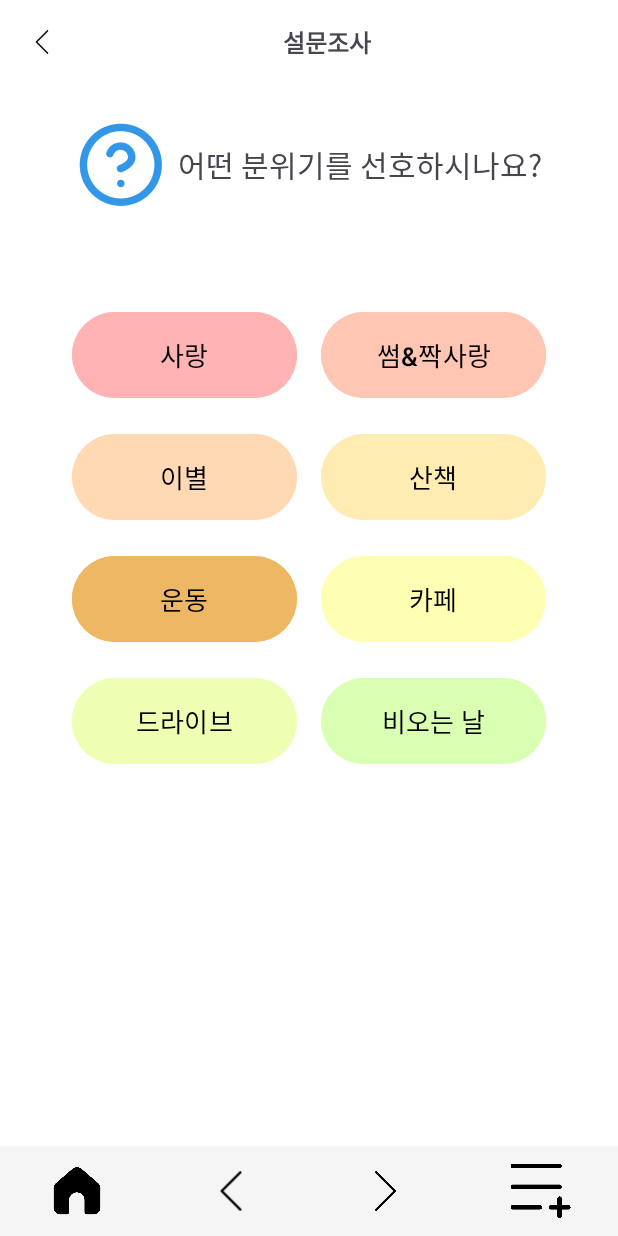
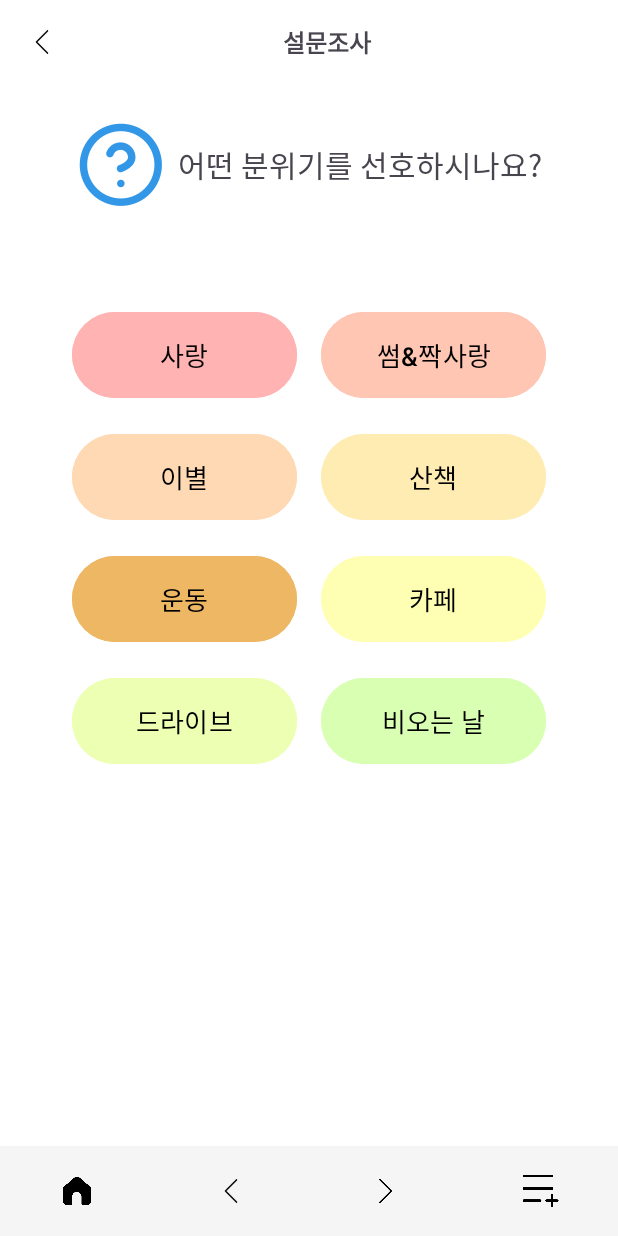
Before and after one commit to jhjhj03/Aeayongheajo-new, an Android app: the layout mood_survey.xml on its own in the app's theme, with its tools: preview values and no code run, on a phone screen of 412 x 824 dp. Run offline under Robolectric (Android 15) with nearby library versions, the phone set to English and light mode, and no system bars.

Commit message:
1.초기화면,설문조사 화면 수정 2. 헤드셋 아이콘 추가

```diff
--- a/app/src/main/res/layout/mood_survey.xml
+++ b/app/src/main/res/layout/mood_survey.xml
@@ -1,6 +1,7 @@
 <LinearLayout
     xmlns:android="http://schemas.android.com/apk/res/android"
     xmlns:app="http://schemas.android.com/apk/res-auto"
+    android:id="@+id/mood"
     android:orientation="vertical"
     android:layout_width="match_parent"
     android:layout_height="match_parent"
@@ -78,10 +79,13 @@
                 android:layout_columnWeight="1"
                 android:layout_margin="8dp"
                 android:backgroundTint="#FFB3B3"
-                android:onClick="onGenreClick"
+                android:onClick="onMoodClick"
                 android:text="사랑"
                 android:textSize="17sp"
-                android:textColor="#000000"/>
+                android:textColor="#000000"
+                android:foreground="?attr/selectableItemBackground"
+                android:clickable="true"
+                />
 
             <Button
                 android:layout_width="0dp"
@@ -89,10 +93,13 @@
                 android:layout_columnWeight="1"
                 android:layout_margin="8dp"
                 android:backgroundTint="#FFC6B3"
-                android:onClick="onGenreClick"
+                android:onClick="onMoodClick"
                 android:text="썸&amp;짝사랑"
                 android:textSize="17sp"
-                android:textColor="#000000"/>
+                android:textColor="#000000"
+                android:foreground="?attr/selectableItemBackground"
+                android:clickable="true"
+                />
 
             <Button
                 android:layout_width="0dp"
@@ -100,10 +107,13 @@
                 android:layout_columnWeight="1"
                 android:layout_margin="8dp"
                 android:backgroundTint="#FFD9B3"
-                android:onClick="onGenreClick"
+                android:onClick="onMoodClick"
                 android:text="이별"
                 android:textSize="17sp"
-                android:textColor="#000000"/>
+                android:textColor="#000000"
+                android:foreground="?attr/selectableItemBackground"
+                android:clickable="true"
+                />
 
             <Button
                 android:layout_width="0dp"
@@ -111,10 +121,13 @@
                 android:layout_columnWeight="1"
                 android:layout_margin="8dp"
                 android:backgroundTint="#FFECB3"
-                android:onClick="onGenreClick"
+                android:onClick="onMoodClick"
                 android:text="산책"
                 android:textSize="17sp"
-                android:textColor="#000000"/>
+                android:textColor="#000000"
+                android:foreground="?attr/selectableItemBackground"
+                android:clickable="true"
+                />
 
             <Button
                 android:layout_width="0dp"
@@ -122,10 +135,13 @@
                 android:layout_columnWeight="1"
                 android:layout_margin="8dp"
                 android:backgroundTint="#EEB764"
-                android:onClick="onGenreClick"
+                android:onClick="onMoodClick"
                 android:text="운동"
                 android:textSize="17sp"
-                android:textColor="#000000"/>
+                android:textColor="#000000"
+                android:foreground="?attr/selectableItemBackground"
+                android:clickable="true"
+                />
 
             <Button
                 android:layout_width="0dp"
@@ -133,10 +149,13 @@
                 android:layout_columnWeight="1"
                 android:layout_margin="8dp"
                 android:backgroundTint="#FFFFB3"
-                android:onClick="onGenreClick"
+                android:onClick="onMoodClick"
                 android:text="카페"
                 android:textSize="17sp"
-                android:textColor="#000000"/>
+                android:textColor="#000000"
+                android:foreground="?attr/selectableItemBackground"
+                android:clickable="true"
+                />
 
             <Button
                 android:layout_width="0dp"
@@ -144,10 +163,13 @@
                 android:layout_columnWeight="1"
                 android:layout_margin="8dp"
                 android:backgroundTint="#ECFFB3"
-                android:onClick="onGenreClick"
+                android:onClick="onMoodClick"
                 android:text="드라이브"
                 android:textSize="17sp"
-                android:textColor="#000000"/>
+                android:textColor="#000000"
+                android:foreground="?attr/selectableItemBackground"
+                android:clickable="true"
+                />
 
             <Button
                 android:layout_width="0dp"
@@ -155,10 +177,13 @@
                 android:layout_columnWeight="1"
                 android:layout_margin="8dp"
                 android:backgroundTint="#D9FFB3"
-                android:onClick="onGenreClick"
+                android:onClick="onMoodClick"
                 android:text="비오는 날"
                 android:textSize="17sp"
-                android:textColor="#000000"/>
+                android:textColor="#000000"
+                android:foreground="?attr/selectableItemBackground"
+                android:clickable="true"
+                />
         </GridLayout>
 
     </LinearLayout>
@@ -172,35 +197,64 @@
         android:gravity="center">
 
         <ImageView
-            android:layout_width="0dp"
+            android:onClick="onHomeClicked"
+            android:layout_width="4dp"
             android:layout_height="40dp"
+            android:layout_gravity="center"
             android:layout_weight="1"
+            android:adjustViewBounds="true"
             android:contentDescription="홈"
-            android:src="@drawable/ic_home"
-            android:scaleType="fitCenter" />
+            android:gravity="center"
+            android:maxWidth="20dp"
+            android:maxHeight="20dp"
+            android:padding="8dp"
+            android:scaleType="fitCenter"
+            android:src="@drawable/ic_home" />
 
         <ImageView
-            android:layout_width="0dp"
+            android:onClick="onBackClicked"
+            android:layout_width="4dp"
             android:layout_height="40dp"
+            android:layout_gravity="center"
             android:layout_weight="1"
+            android:adjustViewBounds="true"
             android:contentDescription="이전"
-            android:src="@drawable/ic_back"
-            android:scaleType="fitCenter" />
+            android:gravity="center"
+            android:maxWidth="20dp"
+            android:maxHeight="20dp"
+            android:padding="8dp"
+            android:scaleType="fitCenter"
+            android:src="@drawable/ic_back" />
 
         <ImageView
-            android:layout_width="0dp"
+            android:onClick="onNextClicked"
+            android:layout_width="4dp"
             android:layout_height="40dp"
+            android:layout_gravity="center"
             android:layout_weight="1"
+            android:adjustViewBounds="true"
             android:contentDescription="다음"
-            android:src="@drawable/ic_next"
-            android:scaleType="fitCenter" />
+            android:gravity="center"
+            android:maxWidth="20dp"
+            android:maxHeight="20dp"
+            android:padding="8dp"
+            android:scaleType="fitCenter"
+            android:src="@drawable/ic_next" />
 
         <ImageView
-            android:layout_width="0dp"
+            android:onClick="onPlaylistClicked"
+            android:layout_width="4dp"
             android:layout_height="40dp"
+            android:layout_gravity="center"
             android:layout_weight="1"
+            android:adjustViewBounds="true"
             android:contentDescription="플레이리스트"
-            android:src="@drawable/ic_list"
-            android:scaleType="fitCenter" />
+            android:gravity="center"
+            android:maxWidth="20dp"
+            android:maxHeight="20dp"
+            android:padding="8dp"
+            android:scaleType="fitCenter"
+            android:src="@drawable/ic_list" />
     </LinearLayout>
+
 </LinearLayout>
```
Also changed, not shown: app/src/main/java/com/example/aeayongheajo/AppStart.java (added, +53 -0 lines), app/src/main/java/com/example/aeayongheajo/GenreActivity.java (added, +57 -0 lines), app/src/main/java/com/example/aeayongheajo/MoodActivity.java (added, +69 -0 lines), app/src/main/res/layout/app_start.xml (added, +145 -0 lines), app/src/main/res/layout/genre_survey.xml (+64 -13 lines), app/src/main/res/drawable/ic_headphones.png (added).
